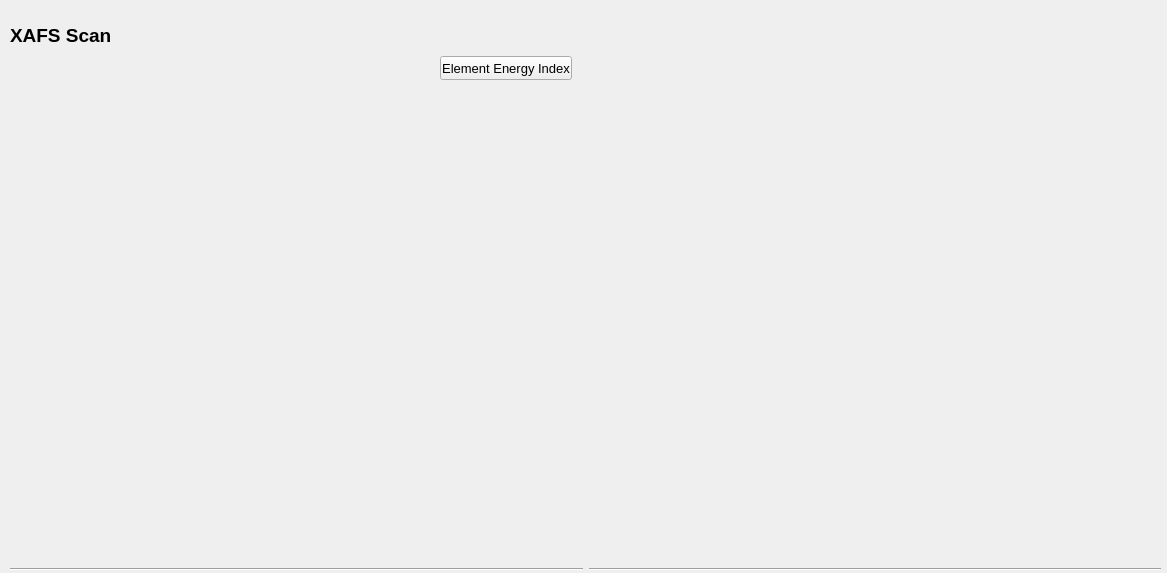
Qt form srxgui/MainWindow/Spectroscopy.ui (whishei/srxgui) before a commit.
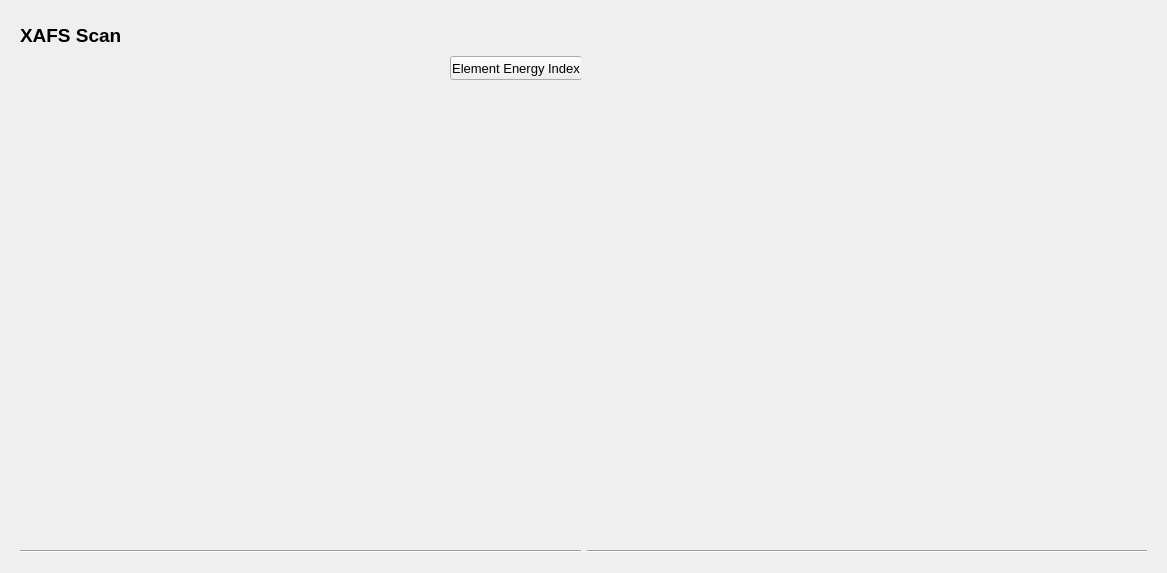
The same form after that commit. Custom widgets are drawn as their Qt base class.

What changed in the file:
```diff
--- a/srxgui/MainWindow/Spectroscopy.ui
+++ b/srxgui/MainWindow/Spectroscopy.ui
@@ -13,15 +13,9 @@
   <property name="windowTitle">
    <string>Form</string>
   </property>
+  <layout class="QVBoxLayout" name="verticalLayout">
+   <item>
   <widget class="QWidget" name="gridWidget" native="true">
-   <property name="geometry">
-    <rect>
-     <x>10</x>
-     <y>20</y>
-     <width>1151</width>
-     <height>551</height>
-    </rect>
-   </property>
    <property name="sizePolicy">
     <sizepolicy hsizetype="Preferred" vsizetype="Preferred">
      <horstretch>2</horstretch>
@@ -34,11 +28,18 @@
      <height>551</height>
     </size>
    </property>
-   <layout class="QGridLayout" name="gridLayout" rowstretch="0,0,0" columnstretch="0,0">
+     <layout class="QGridLayout" name="gridLayout" rowstretch="0,0,0,0" columnstretch="0,0">
     <property name="sizeConstraint">
      <enum>QLayout::SetNoConstraint</enum>
     </property>
-    <item row="1" column="0">
+      <item row="3" column="1">
+       <widget class="Line" name="line_2">
+        <property name="orientation">
+         <enum>Qt::Horizontal</enum>
+        </property>
+       </widget>
+      </item>
+      <item row="2" column="0">
      <widget class="QStackedWidget" name="stackedWidget">
       <property name="currentIndex">
        <number>0</number>
@@ -80,28 +81,16 @@
       </widget>
      </widget>
     </item>
-    <item row="0" column="1">
+      <item row="3" column="0">
+       <widget class="Line" name="line">
+        <property name="orientation">
+         <enum>Qt::Horizontal</enum>
+        </property>
+       </widget>
+      </item>
+      <item row="1" column="0">
      <layout class="QHBoxLayout" name="horizontalLayout_3">
       <item>
-       <widget class="Location" name="widget" native="true">
-        <property name="minimumSize">
-         <size>
-          <width>350</width>
-          <height>30</height>
-         </size>
-        </property>
-       </widget>
-      </item>
-      <item>
-       <widget class="QLabel" name="label_2">
-        <property name="text">
-         <string/>
-        </property>
-       </widget>
-      </item>
-     </layout>
-    </item>
-    <item row="0" column="0">
      <widget class="QLabel" name="label">
       <property name="font">
        <font>
@@ -116,21 +105,19 @@
       </property>
      </widget>
     </item>
-    <item row="2" column="0">
-     <widget class="Line" name="line">
-      <property name="orientation">
-       <enum>Qt::Horizontal</enum>
-      </property>
-     </widget>
+        <item>
+         <widget class="Location" name="widget" native="true">
+          <property name="minimumSize">
+           <size>
+            <width>350</width>
+            <height>30</height>
+           </size>
+          </property>
+         </widget>
+        </item>
+       </layout>
     </item>
     <item row="2" column="1">
-     <widget class="Line" name="line_2">
-      <property name="orientation">
-       <enum>Qt::Horizontal</enum>
-      </property>
-     </widget>
-    </item>
-    <item row="1" column="1">
      <spacer name="horizontalSpacer">
       <property name="orientation">
        <enum>Qt::Horizontal</enum>
@@ -145,6 +132,8 @@
     </item>
    </layout>
   </widget>
+   </item>
+  </layout>
  </widget>
  <customwidgets>
   <customwidget>
```
Lines whose indentation alone changed are shown as unchanged.
